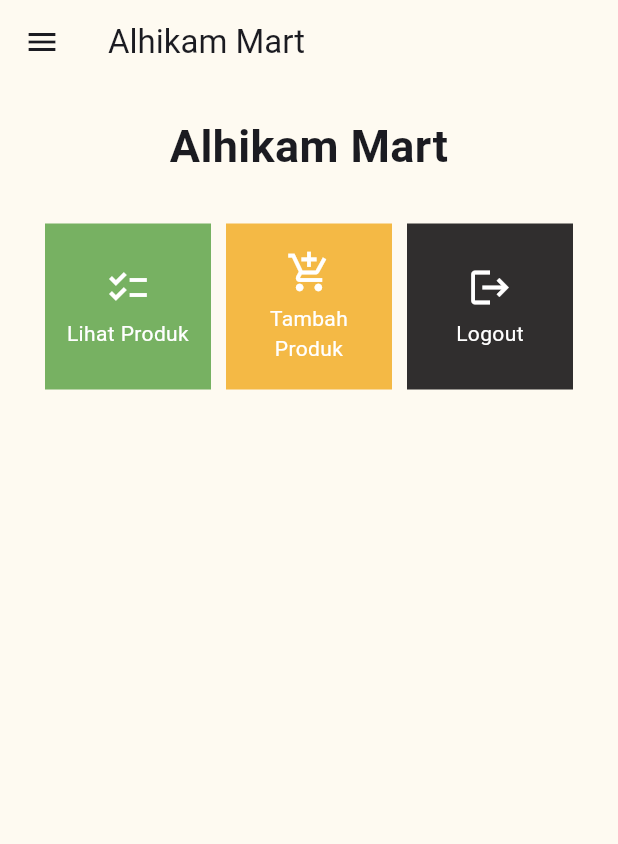
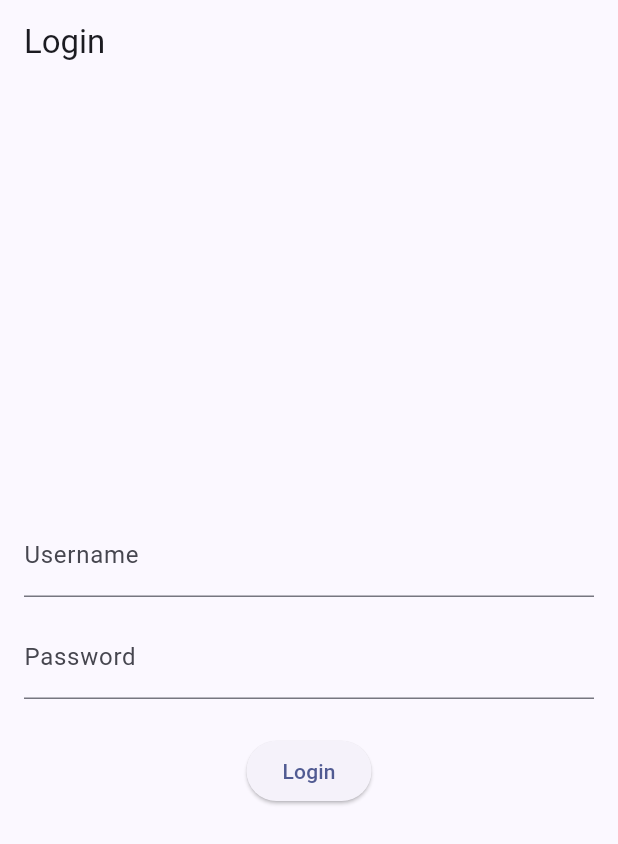
Before and after one commit to azmyar/alhikam_mart_mobile, a Flutter app: the screen it shows after launch, on a phone screen of 412 x 824 dp. Shown: the top 844 px of the screen. Run offline on Flutter 3.47's test engine with Material 2 defaults, Android fonts, the phone set to English and light mode, and no system bars; missing offline and left inert: pbp_django_auth.

Commit message:
Tugas 9 Done

```diff
--- a/lib/main.dart
+++ b/lib/main.dart
@@ -1,6 +1,9 @@
+import 'package:alhikam_mart_mobile/screens/login.dart';
 import 'package:flutter/material.dart';
 import 'package:alhikam_mart_mobile/screens/menu.dart';
-import 'package:alhikam_mart_mobile/models/items_model.dart';
+import 'package:alhikam_mart_mobile/models/product.dart';
+import 'package:pbp_django_auth/pbp_django_auth.dart';
+import 'package:provider/provider.dart';
 
 List<Product> products = [];
 
@@ -14,29 +17,18 @@
   // This widget is the root of your application.
   @override
   Widget build(BuildContext context) {
-    return MaterialApp(
-      title: 'Flutter Demo',
-      theme: ThemeData(
-        // This is the theme of your application.
-        //
-        // TRY THIS: Try running your application with "flutter run". You'll see
-        // the application has a blue toolbar. Then, without quitting the app,
-        // try changing the seedColor in the colorScheme below to Colors.green
-        // and then invoke "hot reload" (save your changes or press the "hot
-        // reload" button in a Flutter-supported IDE, or press "r" if you used
-        // the command line to start the app).
-        //
-        // Notice that the counter didn't reset back to zero; the application
-        // state is not lost during the reload. To reset the state, use hot
-        // restart instead.
-        //
-        // This works for code too, not just values: Most code changes can be
-        // tested with just a hot reload.
-        colorScheme: ColorScheme.fromSeed(seedColor: Colors.indigo),
-        scaffoldBackgroundColor: const Color(0xFFFEFAF1),
-        useMaterial3: true,
-      ),
-      home: MyHomePage()
-    );
+    return Provider(
+            create: (_) {
+                CookieRequest request = CookieRequest();
+                return request;
+            },
+            child: MaterialApp(
+                title: 'Flutter App',
+                theme: ThemeData(
+                    colorScheme: ColorScheme.fromSeed(seedColor: Colors.indigo),
+                    useMaterial3: true,
+                ),
+                home: const LoginPage()),
+            );
   }
 }
--- /dev/null
+++ b/lib/screens/login.dart
@@ -0,0 +1,114 @@
+import 'package:alhikam_mart_mobile/screens/menu.dart';
+import 'package:flutter/material.dart';
+import 'package:pbp_django_auth/pbp_django_auth.dart';
+import 'package:provider/provider.dart';
+
+void main() {
+    runApp(const LoginApp());
+}
+
+class LoginApp extends StatelessWidget {
+const LoginApp({super.key});
+
+@override
+Widget build(BuildContext context) {
+    return MaterialApp(
+        title: 'Login',
+        theme: ThemeData(
+            primarySwatch: Colors.blue,
+    ),
+    home: const LoginPage(),
+    );
+    }
+}
+
+class LoginPage extends StatefulWidget {
+    const LoginPage({super.key});
+
+    @override
+    _LoginPageState createState() => _LoginPageState();
+}
+
+class _LoginPageState extends State<LoginPage> {
+    final TextEditingController _usernameController = TextEditingController();
+    final TextEditingController _passwordController = TextEditingController();
+
+    @override
+    Widget build(BuildContext context) {
+        final request = context.watch<CookieRequest>();
+        return Scaffold(
+            appBar: AppBar(
+                title: const Text('Login'),
+            ),
+            body: Container(
+                padding: const EdgeInsets.all(16.0),
+                child: Column(
+                    mainAxisAlignment: MainAxisAlignment.center,
+                    children: [
+                        TextField(
+                            controller: _usernameController,
+                            decoration: const InputDecoration(
+                                labelText: 'Username',
+                            ),
+                        ),
+                        const SizedBox(height: 12.0),
+                        TextField(
+                            controller: _passwordController,
+                            decoration: const InputDecoration(
+                                labelText: 'Password',
+                            ),
+                            obscureText: true,
+                        ),
+                        const SizedBox(height: 24.0),
+                        ElevatedButton(
+                            onPressed: () async {
+                                String username = _usernameController.text;
+                                String password = _passwordController.text;
+
+                                // Cek kredensial
+                                // TODO: Ganti URL dan jangan lupa tambahkan trailing slash (/) di akhir URL!
+                                // Untuk menyambungkan Android emulator dengan Django pada localhost,
+                                // gunakan URL http://10.0.2.2/
+                                final response = await request.login("http://127.0.0.1:8000/auth/login/", {
+                                'username': username,
+                                'password': password,
+                                });
+
+                                if (request.loggedIn) {
+                                    String message = response['message'];
+                                    String uname = response['username'];
+                                    Navigator.pushReplacement(
+                                        context,
+                                        MaterialPageRoute(builder: (context) => MyHomePage()),
+                                    );
+                                    ScaffoldMessenger.of(context)
+                                        ..hideCurrentSnackBar()
+                                        ..showSnackBar(
+                                            SnackBar(content: Text("$message Selamat datang, $uname.")));
+                                    } else {
+                                    showDialog(
+                                        context: context,
+                                        builder: (context) => AlertDialog(
+                                            title: const Text('Login Gagal'),
+                                            content:
+                                                Text(response['message']),
+                                            actions: [
+                                                TextButton(
+                                                    child: const Text('OK'),
+                                                    onPressed: () {
+                                                        Navigator.pop(context);
+                                                    },
+                                                ),
+                                            ],
+                                        ),
+                                    );
+                                }
+                            },
+                            child: const Text('Login'),
+                        ),
+                    ],
+                ),
+            ),
+        );
+    }
+}
--- a/pubspec.yaml
+++ b/pubspec.yaml
@@ -35,6 +35,9 @@
   # The following adds the Cupertino Icons font to your application.
   # Use with the CupertinoIcons class for iOS style icons.
   cupertino_icons: ^1.0.2
+  provider: ^6.1.1
+  pbp_django_auth: ^0.4.0
+  http: ^1.1.0
 
 dev_dependencies:
   flutter_test:
```
Also changed, not shown: lib/models/items_model.dart (deleted, +0 -8 lines), lib/models/product.dart (added, +65 -0 lines), lib/screens/list_product.dart (added, +91 -0 lines), lib/screens/shoplist_form.dart (+36 -44 lines), lib/screens/shoplist_items.dart (deleted, +0 -61 lines), lib/widgets/left_drawer.dart (+10 -10 lines), lib/widgets/shop_card.dart (+31 -5 lines), pubspec.lock, 9 other files.
